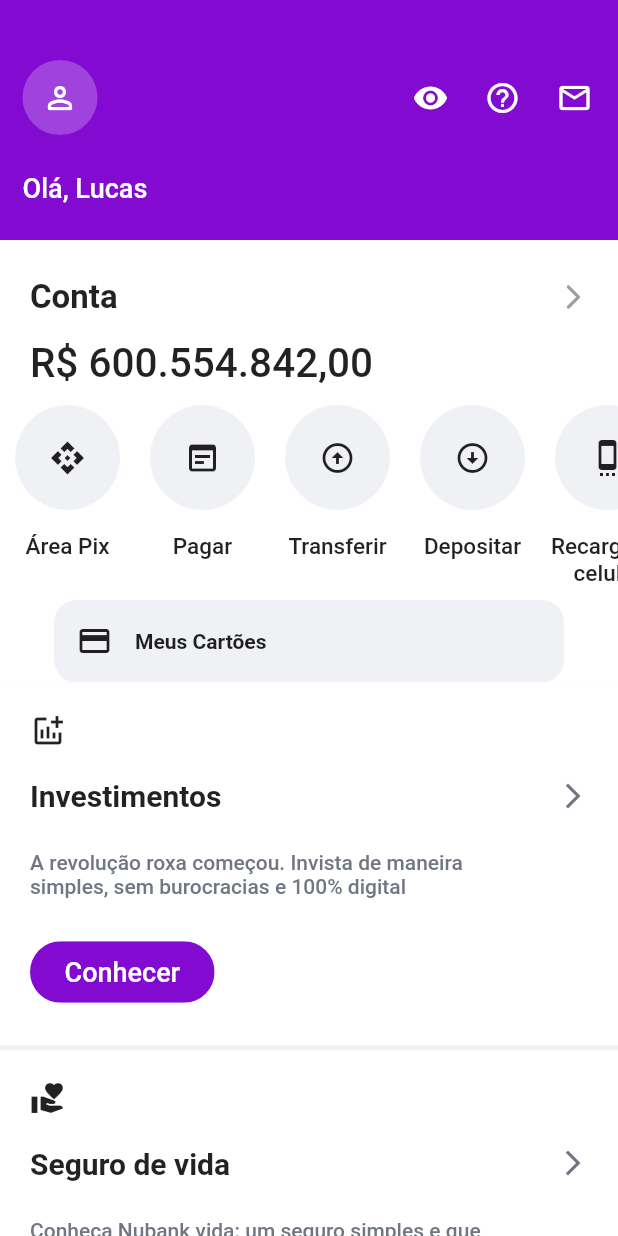
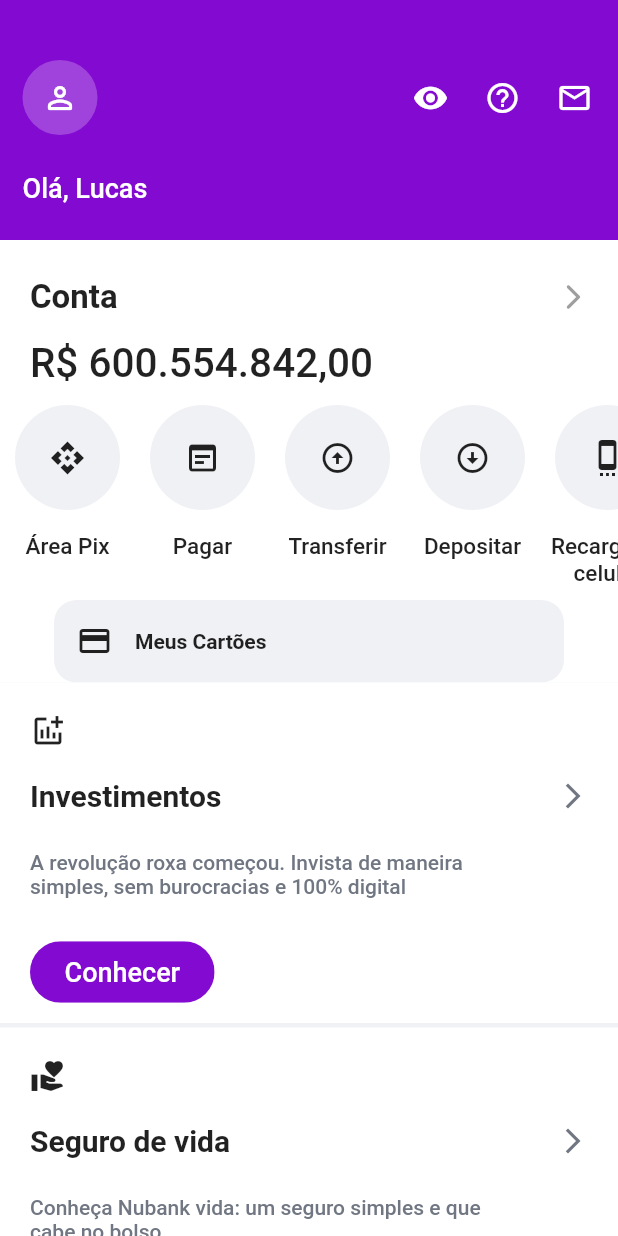
Before and after one commit to lucasbustamante/Clone_NuBank, a Flutter app: the screen it shows after launch, on a phone screen of 412 x 824 dp. Run offline on Flutter 3.47's test engine with Material 2 defaults, Android fonts, the phone set to English and light mode, and no system bars.

Commit message:
atualização 29102021

```diff
--- a/lib/designer/card.dart
+++ b/lib/designer/card.dart
@@ -13,7 +13,9 @@ class Cards extends StatelessWidget {
 
   @override
   Widget build(BuildContext context) {
-    return Container(color: aContainerColor,
+    return Column(
+      children: [
+        Container(color: aContainerColor,
           width: MediaQuery.of(context).size.width,
           child: Padding(
             padding: const EdgeInsets.only(left: 20, right: 20),
@@ -38,10 +40,14 @@ class Cards extends StatelessWidget {
                 SizedBox(height: 25,),
                 if (button!= null)
                   PurpleButton('Conhecer'),
-            SizedBox(height: 25,),
+                SizedBox(height: 10)
               ],
             ),
           ),
+
+        ),
+        SizedBox(height: 3,)
+      ],
     );
   }
 }
--- a/lib/designer/main_card.dart
+++ b/lib/designer/main_card.dart
@@ -2,7 +2,6 @@ import 'package:flutter/cupertino.dart';
 import 'package:flutter/material.dart';
 import 'package:nubank/designer/card.dart';
 import 'package:nubank/designer/colors.dart';
-import '../other_cards.dart';
 
 class MainCard extends StatelessWidget {
   const MainCard({Key? key}) : super(key: key);
@@ -18,16 +17,13 @@ class MainCard extends StatelessWidget {
                 text: 'A revolução roxa começou. Invista de maneira\nsimples,'
                     ' sem burocracias e 100% digital',
                 button: 'Conhecer'),
-            SizedBox(height: 3),
             Cards(
               'Seguro de vida',
               text: 'Conheça Nubank vida: um seguro simples e que\n'
                   'cabe no bolso. ',
               icon: Icons.volunteer_activism,
             ),
-            SizedBox(
-              height: 3,
-            ),
+
           ],
         ),
 
--- a/lib/designer/other_cards.dart
+++ b/lib/designer/other_cards.dart
@@ -13,7 +13,7 @@ class OtherCards extends StatelessWidget {
 
   @override
   Widget build(BuildContext context) {
-    return Container(
+    return Container(height: 195,
       margin: const EdgeInsets.only(right: 20),
       width: 270, decoration: BoxDecoration(
         color: aBackgroundColor,
--- a/lib/designer/screens/home_page.dart
+++ b/lib/designer/screens/home_page.dart
@@ -32,6 +32,9 @@ class _HomePageState extends State<HomePage> {
           child: Column(
             children: [
               Profile(),
+              Container(color: aContainerColor,
+                child: Column(
+                  children: [
                     ValueCard(),
                     Container(
                         width: MediaQuery.of(context).size.width,
@@ -78,6 +81,7 @@ class _HomePageState extends State<HomePage> {
                           ),
                           SizedBox(height: 35),
                           SingleChildScrollView(
+                            physics: BouncingScrollPhysics(),
                             scrollDirection: Axis.horizontal,
                             child: Padding(
                               padding: const EdgeInsets.only(left: 20),
@@ -102,6 +106,9 @@ class _HomePageState extends State<HomePage> {
                           SizedBox(height: 10,)
                         ],
                       ),
+                    ),
+                  ],
+                ),
               )
             ],
           ),
--- a/lib/designer/screens/profile.dart
+++ b/lib/designer/screens/profile.dart
@@ -1,5 +1,6 @@
 import 'package:flutter/material.dart';
 import 'package:nubank/core/constants.dart';
+import 'package:nubank/designer/colors.dart';
 
 class Profile extends StatelessWidget {
   const Profile({Key? key}) : super(key: key);
@@ -11,7 +12,7 @@ class Profile extends StatelessWidget {
           Container(
             width: MediaQuery.of(context).size.width,
               height: 160,
-              color: Color(0xff830ad1),
+              color: aPrimaryColor,
             child: Padding(
               padding: const EdgeInsets.only(left: 15, right: 5, top: 40),
               child: Column(crossAxisAlignment: CrossAxisAlignment.start,
```
Lines whose indentation alone changed are shown as unchanged.
